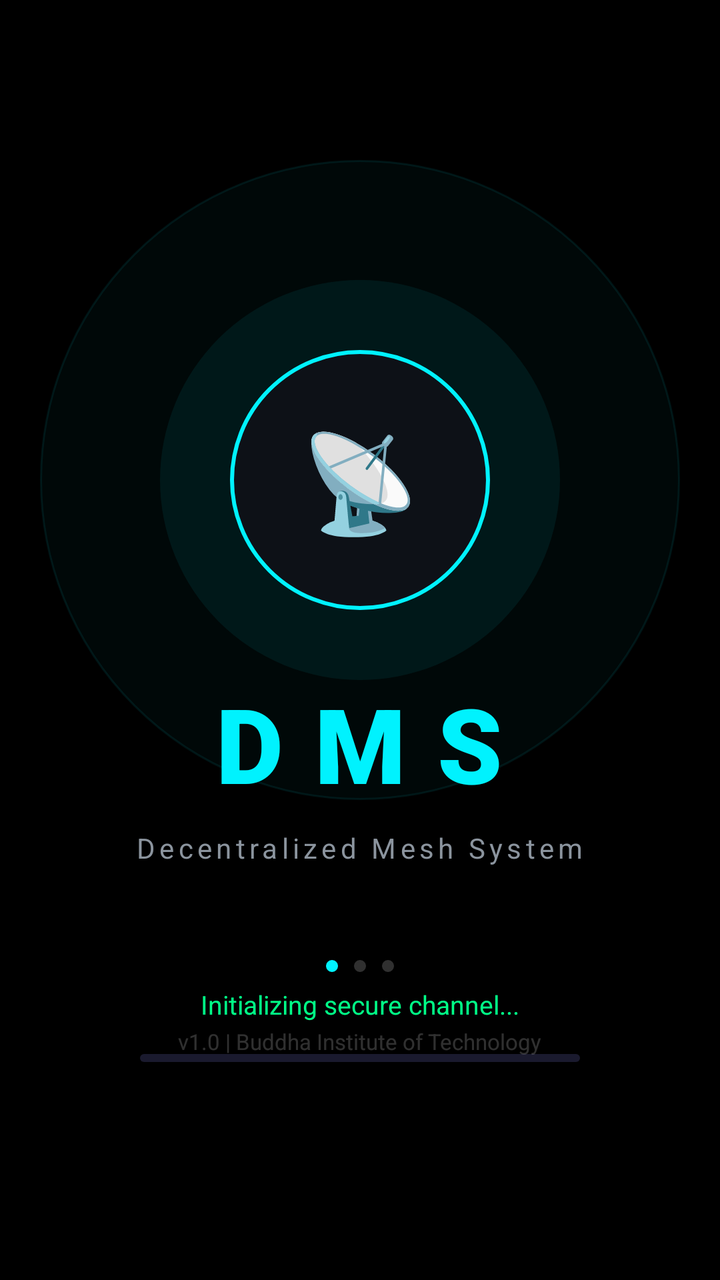
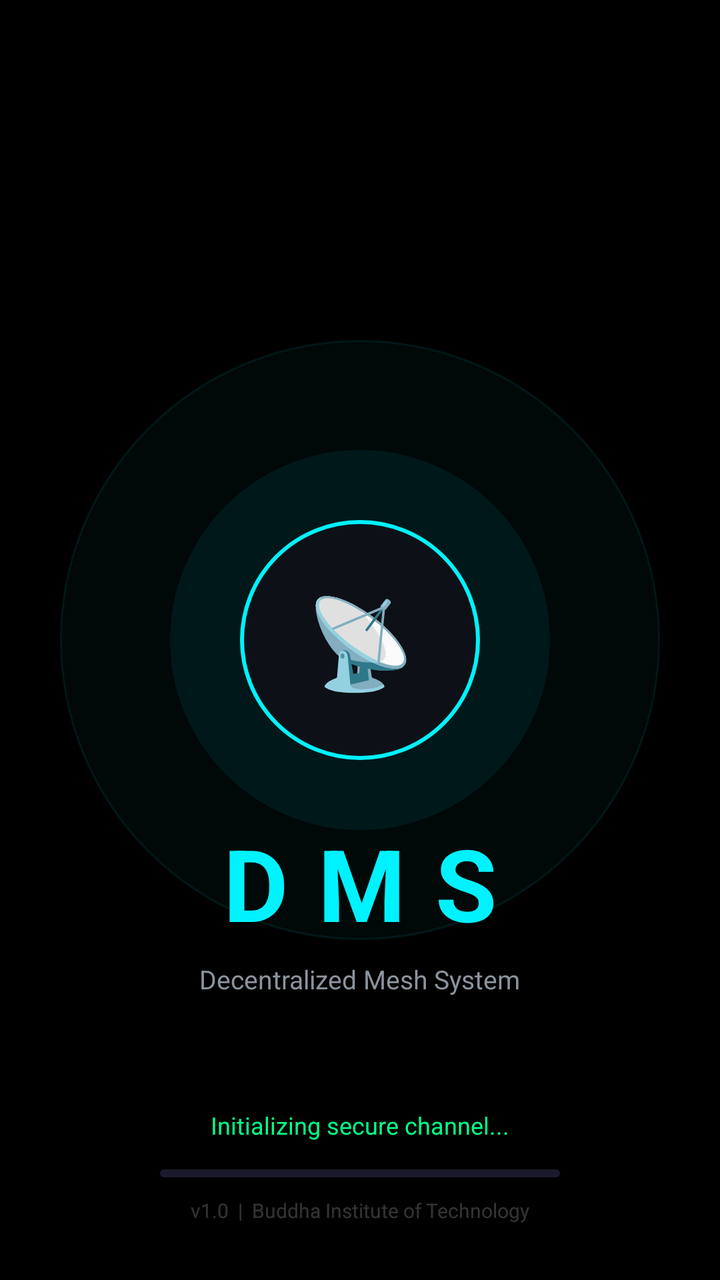

The first picture is an Android layout as it rendered before a commit; the second is the same layout after the commit. The layout source and the unified diff follow.
<!-- AndroidManifest.xml: activity theme Theme.WiFiDirectChat.NoActionBar -->
<!-- res/layout/activity_splash.xml -->
<?xml version="1.0" encoding="utf-8"?>
<RelativeLayout xmlns:android="http://schemas.android.com/apk/res/android"
    android:layout_width="match_parent"
    android:layout_height="match_parent"
    android:background="#000000"
    android:gravity="center">

    
    <View
        android:id="@+id/glow_outer"
        android:layout_width="320dp"
        android:layout_height="320dp"
        android:layout_centerInParent="true"
        android:background="@drawable/glow_circle_outer" />

    
    <View
        android:id="@+id/glow_inner"
        android:layout_width="200dp"
        android:layout_height="200dp"
        android:layout_centerInParent="true"
        android:background="@drawable/glow_circle_inner" />

    
    <LinearLayout
        android:id="@+id/logo_container"
        android:layout_width="130dp"
        android:layout_height="130dp"
        android:layout_centerInParent="true"
        android:background="@drawable/logo_bg"
        android:gravity="center"
        android:orientation="vertical">

        
        <TextView
            android:layout_width="wrap_content"
            android:layout_height="wrap_content"
            android:text="📡"
            android:textSize="48sp" />

    </LinearLayout>

    
    <TextView
        android:id="@+id/tv_app_name"
        android:layout_width="wrap_content"
        android:layout_height="wrap_content"
        android:layout_centerHorizontal="true"
        android:layout_below="@id/logo_container"
        android:layout_marginTop="32dp"
        android:text="DMS"
        android:textColor="#00F2FE"
        android:textSize="52sp"
        android:textStyle="bold"
        android:letterSpacing="0.3"
        android:fontFamily="sans-serif-black" />

    
    <TextView
        android:id="@+id/tv_tagline"
        android:layout_width="wrap_content"
        android:layout_height="wrap_content"
        android:layout_centerHorizontal="true"
        android:layout_below="@id/tv_app_name"
        android:layout_marginTop="8dp"
        android:text="Decentralized Mesh System"
        android:textColor="#8B949E"
        android:textSize="14sp"
        android:letterSpacing="0.15" />

    
    <TextView
        android:id="@+id/tv_status"
        android:layout_width="wrap_content"
        android:layout_height="wrap_content"
        android:layout_centerHorizontal="true"
        android:layout_below="@id/tv_tagline"
        android:layout_marginTop="60dp"
        android:text="Initializing secure channel..."
        android:textColor="#00FF87"
        android:textSize="13sp" />

    
    <ProgressBar
        android:id="@+id/progress_bar"
        style="@style/Widget.AppCompat.ProgressBar.Horizontal"
        android:layout_width="220dp"
        android:layout_height="4dp"
        android:layout_centerHorizontal="true"
        android:layout_below="@id/tv_status"
        android:layout_marginTop="16dp"
        android:progressDrawable="@drawable/progress_custom"
        android:progress="0"
        android:max="100" />

    
    <TextView
        android:layout_width="wrap_content"
        android:layout_height="wrap_content"
        android:layout_centerHorizontal="true"
        android:layout_alignParentBottom="true"
        android:layout_marginBottom="32dp"
        android:text="v1.0 | Buddha Institute of Technology"
        android:textColor="#30FFFFFF"
        android:textSize="11sp" />

    
    <LinearLayout
        android:layout_width="wrap_content"
        android:layout_height="wrap_content"
        android:layout_centerHorizontal="true"
        android:layout_alignParentBottom="true"
        android:layout_marginBottom="70dp"
        android:orientation="horizontal">

        <View
            android:layout_width="6dp"
            android:layout_height="6dp"
            android:layout_margin="4dp"
            android:background="@drawable/dot_active" />
        <View
            android:layout_width="6dp"
            android:layout_height="6dp"
            android:layout_margin="4dp"
            android:background="@drawable/dot_inactive" />
        <View
            android:layout_width="6dp"
            android:layout_height="6dp"
            android:layout_margin="4dp"
            android:background="@drawable/dot_inactive" />
    </LinearLayout>

</RelativeLayout>
<!-- resources referenced by this layout -->
<resources>
  <!-- drawable dot_active (drawable) -->
  <?xml version="1.0" encoding="utf-8"?>
  <shape xmlns:android="http://schemas.android.com/apk/res/android"
      android:shape="oval">
      <solid android:color="#00F2FE" />
      <size android:width="6dp" android:height="6dp" />
  </shape>
  <!-- drawable dot_inactive (drawable) -->
  <?xml version="1.0" encoding="utf-8"?>
  <shape xmlns:android="http://schemas.android.com/apk/res/android"
      android:shape="oval">
      <solid android:color="#30FFFFFF" />
      <size android:width="6dp" android:height="6dp" />
  </shape>
  <!-- drawable glow_circle_inner (drawable) -->
  <?xml version="1.0" encoding="utf-8"?>
  <shape xmlns:android="http://schemas.android.com/apk/res/android"
      android:shape="oval">
      <solid android:color="#1200F2FE" />
      <size android:width="200dp" android:height="200dp" />
  </shape>
  <!-- drawable glow_circle_outer (drawable) -->
  <?xml version="1.0" encoding="utf-8"?>
  <shape xmlns:android="http://schemas.android.com/apk/res/android"
      android:shape="oval">
      <solid android:color="#0800F2FE" />
      <stroke
          android:width="1dp"
          android:color="#1500F2FE" />
      <size android:width="320dp" android:height="320dp" />
  </shape>
  <!-- drawable logo_bg (drawable) -->
  <?xml version="1.0" encoding="utf-8"?>
  <shape xmlns:android="http://schemas.android.com/apk/res/android"
      android:shape="oval">
      <solid android:color="#0D1117" />
      <stroke
          android:width="2dp"
          android:color="#00F2FE" />
      <size android:width="130dp" android:height="130dp" />
  </shape>
  <!-- drawable progress_custom (drawable) -->
  <?xml version="1.0" encoding="utf-8"?>
  <layer-list xmlns:android="http://schemas.android.com/apk/res/android">
      <item android:id="@android:id/background">
          <shape>
              <solid android:color="#1A1A2E" />
              <corners android:radius="2dp" />
          </shape>
      </item>
      <item android:id="@android:id/progress">
          <clip>
              <shape>
                  <solid android:color="#00F2FE" />
                  <corners android:radius="2dp" />
              </shape>
          </clip>
      </item>
  </layer-list>
  <style name="Theme.WiFiDirectChat.NoActionBar" parent="Theme.Material3.DayNight.NoActionBar">
          <item name="android:windowFullscreen">true</item>
          <item name="android:windowBackground">@android:color/black</item>
          <item name="android:statusBarColor">#000000</item>
          <item name="android:navigationBarColor">#000000</item>
      </style>
</resources>

<!-- the commit's change to res/layout/activity_splash.xml (unified diff, before → after) -->
@@ -2,41 +2,39 @@
 <RelativeLayout xmlns:android="http://schemas.android.com/apk/res/android"
     android:layout_width="match_parent"
     android:layout_height="match_parent"
-    android:background="#000000"
-    android:gravity="center">
+    android:background="#000000">
 
     
     <View
         android:id="@+id/glow_outer"
-        android:layout_width="320dp"
-        android:layout_height="320dp"
+        android:layout_width="300dp"
+        android:layout_height="300dp"
         android:layout_centerInParent="true"
         android:background="@drawable/glow_circle_outer" />
 
     
     <View
         android:id="@+id/glow_inner"
-        android:layout_width="200dp"
-        android:layout_height="200dp"
+        android:layout_width="190dp"
+        android:layout_height="190dp"
         android:layout_centerInParent="true"
         android:background="@drawable/glow_circle_inner" />
 
     
     <LinearLayout
         android:id="@+id/logo_container"
-        android:layout_width="130dp"
-        android:layout_height="130dp"
+        android:layout_width="120dp"
+        android:layout_height="120dp"
         android:layout_centerInParent="true"
         android:background="@drawable/logo_bg"
         android:gravity="center"
         android:orientation="vertical">
 
-        
         <TextView
             android:layout_width="wrap_content"
             android:layout_height="wrap_content"
             android:text="📡"
-            android:textSize="48sp" />
+            android:textSize="44sp" />
 
     </LinearLayout>
 
@@ -47,13 +45,12 @@
         android:layout_height="wrap_content"
         android:layout_centerHorizontal="true"
         android:layout_below="@id/logo_container"
-        android:layout_marginTop="32dp"
+        android:layout_marginTop="28dp"
         android:text="DMS"
         android:textColor="#00F2FE"
-        android:textSize="52sp"
+        android:textSize="50sp"
         android:textStyle="bold"
-        android:letterSpacing="0.3"
-        android:fontFamily="sans-serif-black" />
+        android:letterSpacing="0.3" />
 
     
     <TextView
@@ -62,11 +59,10 @@
         android:layout_height="wrap_content"
         android:layout_centerHorizontal="true"
         android:layout_below="@id/tv_app_name"
-        android:layout_marginTop="8dp"
+        android:layout_marginTop="6dp"
         android:text="Decentralized Mesh System"
         android:textColor="#8B949E"
-        android:textSize="14sp"
-        android:letterSpacing="0.15" />
+        android:textSize="13sp" />
 
     
     <TextView
@@ -75,20 +71,20 @@
         android:layout_height="wrap_content"
         android:layout_centerHorizontal="true"
         android:layout_below="@id/tv_tagline"
-        android:layout_marginTop="60dp"
+        android:layout_marginTop="56dp"
         android:text="Initializing secure channel..."
         android:textColor="#00FF87"
-        android:textSize="13sp" />
+        android:textSize="12sp" />
 
     
     <ProgressBar
         android:id="@+id/progress_bar"
         style="@style/Widget.AppCompat.ProgressBar.Horizontal"
-        android:layout_width="220dp"
+        android:layout_width="200dp"
         android:layout_height="4dp"
         android:layout_centerHorizontal="true"
         android:layout_below="@id/tv_status"
-        android:layout_marginTop="16dp"
+        android:layout_marginTop="14dp"
         android:progressDrawable="@drawable/progress_custom"
         android:progress="0"
         android:max="100" />
@@ -99,35 +95,9 @@
         android:layout_height="wrap_content"
         android:layout_centerHorizontal="true"
         android:layout_alignParentBottom="true"
-        android:layout_marginBottom="32dp"
-        android:text="v1.0 | Buddha Institute of Technology"
-        android:textColor="#30FFFFFF"
-        android:textSize="11sp" />
-
-    
-    <LinearLayout
-        android:layout_width="wrap_content"
-        android:layout_height="wrap_content"
-        android:layout_centerHorizontal="true"
-        android:layout_alignParentBottom="true"
-        android:layout_marginBottom="70dp"
-        android:orientation="horizontal">
-
-        <View
-            android:layout_width="6dp"
-            android:layout_height="6dp"
-            android:layout_margin="4dp"
-            android:background="@drawable/dot_active" />
-        <View
-            android:layout_width="6dp"
-            android:layout_height="6dp"
-            android:layout_margin="4dp"
-            android:background="@drawable/dot_inactive" />
-        <View
-            android:layout_width="6dp"
-            android:layout_height="6dp"
-            android:layout_margin="4dp"
-            android:background="@drawable/dot_inactive" />
-    </LinearLayout>
+        android:layout_marginBottom="28dp"
+        android:text="v1.0  |  Buddha Institute of Technology"
+        android:textColor="#33FFFFFF"
+        android:textSize="10sp" />
 
 </RelativeLayout>
<!-- resource entries referenced after the edit -->
@@ -1,19 +1,5 @@
 <!-- resources referenced by this layout -->
 <resources>
-  <!-- drawable dot_active (drawable) -->
-  <?xml version="1.0" encoding="utf-8"?>
-  <shape xmlns:android="http://schemas.android.com/apk/res/android"
-      android:shape="oval">
-      <solid android:color="#00F2FE" />
-      <size android:width="6dp" android:height="6dp" />
-  </shape>
-  <!-- drawable dot_inactive (drawable) -->
-  <?xml version="1.0" encoding="utf-8"?>
-  <shape xmlns:android="http://schemas.android.com/apk/res/android"
-      android:shape="oval">
-      <solid android:color="#30FFFFFF" />
-      <size android:width="6dp" android:height="6dp" />
-  </shape>
   <!-- drawable glow_circle_inner (drawable) -->
   <?xml version="1.0" encoding="utf-8"?>
   <shape xmlns:android="http://schemas.android.com/apk/res/android"
@@ -59,11 +45,12 @@
           </clip>
       </item>
   </layer-list>
-  <style name="Theme.WiFiDirectChat.NoActionBar" parent="Theme.Material3.DayNight.NoActionBar">
+  <style name="Theme.WiFiDirectChat.NoActionBar" parent="Base.Theme.WiFiDirectChat">
           <item name="android:windowFullscreen">true</item>
-          <item name="android:windowBackground">@android:color/black</item>
           <item name="android:statusBarColor">#000000</item>
           <item name="android:navigationBarColor">#000000</item>
       </style>
+  <style name="Base.Theme.WiFiDirectChat" parent="Theme.Material3.DayNight.NoActionBar">
+      </style>
 </resources>
 
